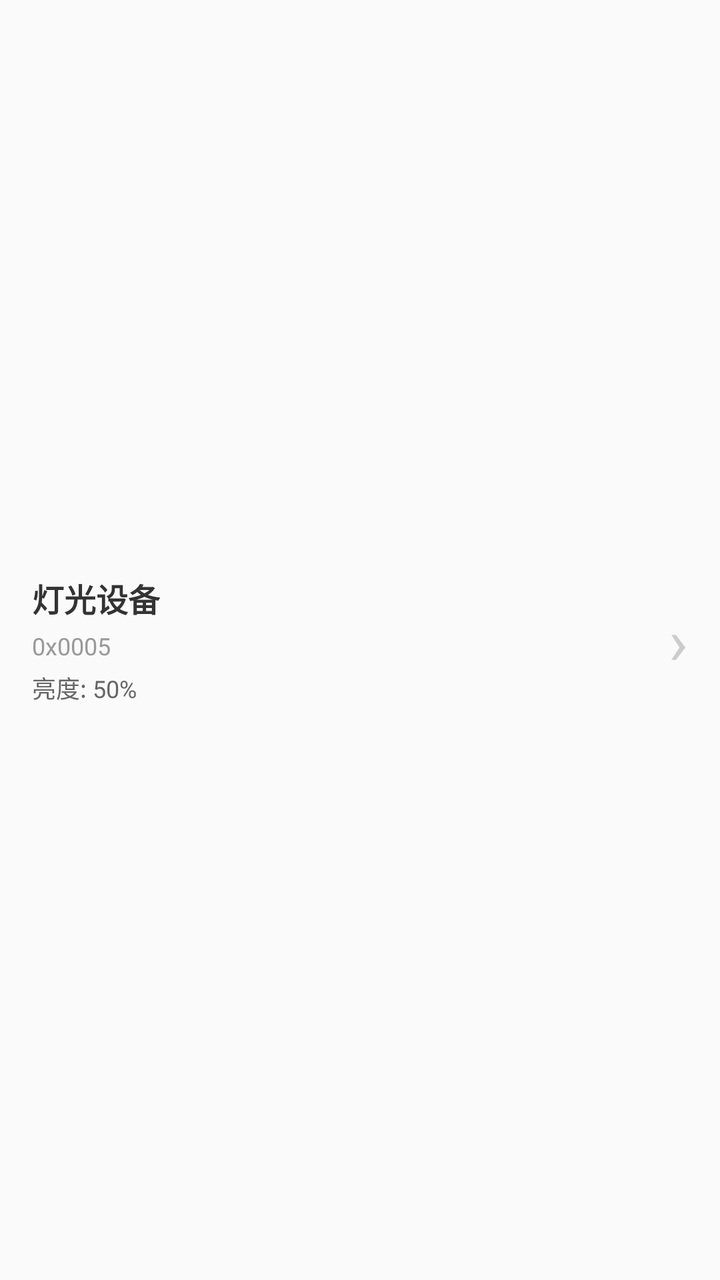
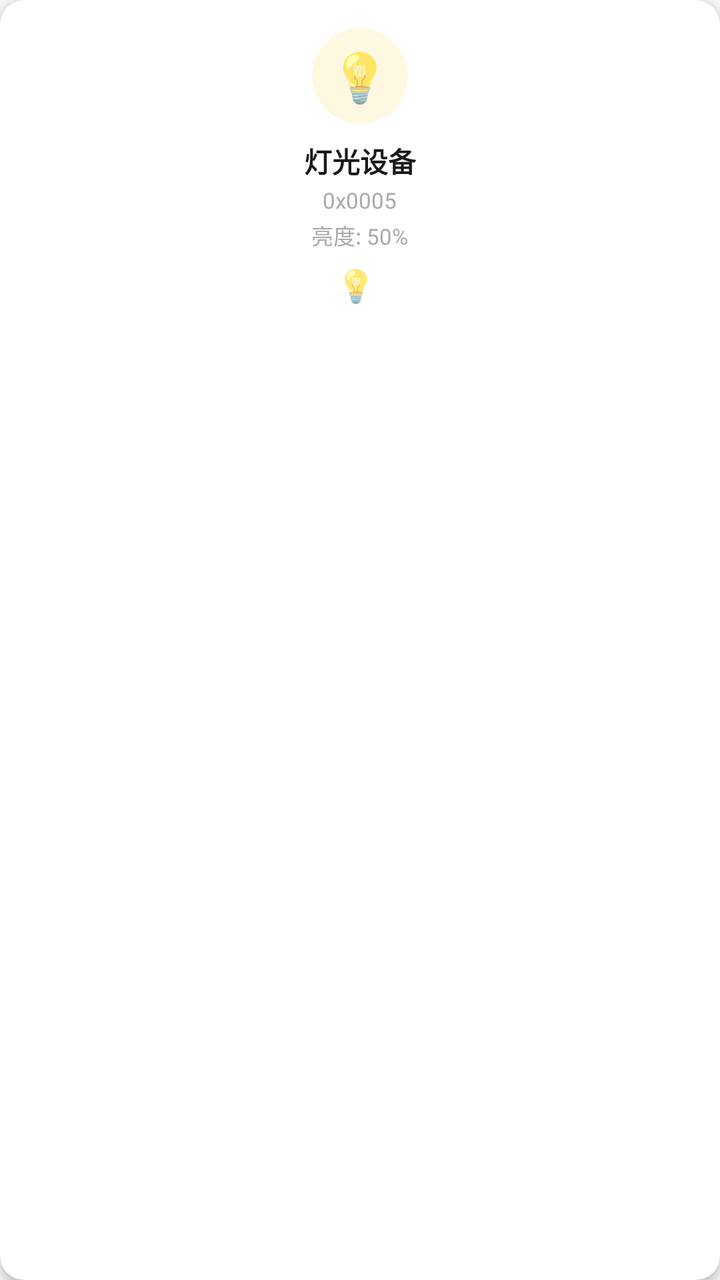

Screens rendered from an Android XML layout before and after an edit, with the pre-edit source and the edit as a unified diff.
<!-- AndroidManifest.xml: application theme Theme.BLE_Device_Mesh -->
<!-- res/layout/item_mesh_device.xml -->
<?xml version="1.0" encoding="utf-8"?>
<LinearLayout xmlns:android="http://schemas.android.com/apk/res/android"
    android:layout_width="match_parent"
    android:layout_height="wrap_content"
    android:orientation="horizontal"
    android:background="?android:attr/selectableItemBackground"
    android:layout_margin="4dp"
    android:padding="16dp"
    android:elevation="2dp"
    android:gravity="center_vertical">

    <LinearLayout
        android:layout_width="0dp"
        android:layout_height="wrap_content"
        android:layout_weight="1"
        android:orientation="vertical">

        <TextView
            android:id="@+id/tvDeviceName"
            android:layout_width="wrap_content"
            android:layout_height="wrap_content"
            android:text="灯光设备"
            android:textSize="16sp"
            android:textStyle="bold"
            android:textColor="#333333"/>

        <TextView
            android:id="@+id/tvDeviceAddress"
            android:layout_width="wrap_content"
            android:layout_height="wrap_content"
            android:layout_marginTop="4dp"
            android:text="0x0005"
            android:textSize="12sp"
            android:textColor="#999999"/>

        <TextView
            android:id="@+id/tvBrightness"
            android:layout_width="wrap_content"
            android:layout_height="wrap_content"
            android:layout_marginTop="4dp"
            android:text="亮度: 50%"
            android:textSize="12sp"
            android:textColor="#666666"/>

    </LinearLayout>

    <TextView
        android:id="@+id/tvTemperature"
        android:layout_width="wrap_content"
        android:layout_height="wrap_content"
        android:layout_marginEnd="8dp"
        android:text="25.5°C"
        android:textSize="16sp"
        android:textStyle="bold"
        android:textColor="#FF5722"
        android:visibility="gone"/>

    <TextView
        android:layout_width="wrap_content"
        android:layout_height="wrap_content"
        android:text="›"
        android:textSize="32sp"
        android:textColor="#CCCCCC"/>

</LinearLayout>
<!-- resources referenced by this layout -->
<resources>
  <style name="Theme.BLE_Device_Mesh" parent="android:Theme.Material.Light.NoActionBar" />
</resources>

<!-- the commit's change to res/layout/item_mesh_device.xml (unified diff, before → after) -->
@@ -1,65 +1,102 @@
 <?xml version="1.0" encoding="utf-8"?>
-<LinearLayout xmlns:android="http://schemas.android.com/apk/res/android"
+<androidx.cardview.widget.CardView xmlns:android="http://schemas.android.com/apk/res/android"
+    xmlns:app="http://schemas.android.com/apk/res-auto"
     android:layout_width="match_parent"
     android:layout_height="wrap_content"
-    android:orientation="horizontal"
-    android:background="?android:attr/selectableItemBackground"
-    android:layout_margin="4dp"
-    android:padding="16dp"
-    android:elevation="2dp"
-    android:gravity="center_vertical">
+    android:layout_margin="8dp"
+    app:cardCornerRadius="12dp"
+    app:cardElevation="3dp"
+    app:cardBackgroundColor="#FFFFFF">
 
     <LinearLayout
-        android:layout_width="0dp"
+        android:layout_width="match_parent"
         android:layout_height="wrap_content"
-        android:layout_weight="1"
-        android:orientation="vertical">
+        android:orientation="vertical"
+        android:background="?android:attr/selectableItemBackground"
+        android:padding="14dp"
+        android:gravity="center_horizontal">
 
+        
+        <TextView
+            android:id="@+id/tvDeviceIcon"
+            android:layout_width="48dp"
+            android:layout_height="48dp"
+            android:gravity="center"
+            android:text="💡"
+            android:textSize="24sp"
+            android:background="@drawable/icon_circle_bg"/>
+
+        
         <TextView
             android:id="@+id/tvDeviceName"
             android:layout_width="wrap_content"
             android:layout_height="wrap_content"
+            android:layout_marginTop="8dp"
             android:text="灯光设备"
-            android:textSize="16sp"
+            android:textSize="14sp"
             android:textStyle="bold"
-            android:textColor="#333333"/>
+            android:textColor="#1A1A1A"
+            android:maxLines="1"
+            android:ellipsize="end"/>
 
+        
         <TextView
             android:id="@+id/tvDeviceAddress"
             android:layout_width="wrap_content"
             android:layout_height="wrap_content"
-            android:layout_marginTop="4dp"
+            android:layout_marginTop="2dp"
             android:text="0x0005"
-            android:textSize="12sp"
-            android:textColor="#999999"/>
+            android:textSize="11sp"
+            android:textColor="#AAAAAA"/>
 
+        
         <TextView
             android:id="@+id/tvBrightness"
             android:layout_width="wrap_content"
             android:layout_height="wrap_content"
+            android:layout_marginTop="2dp"
+            android:text="亮度: 50%"
+            android:textSize="11sp"
+            android:textColor="#AAAAAA"/>
+
+        
+        <TextView
+            android:id="@+id/tvTemperature"
+            android:layout_width="wrap_content"
+            android:layout_height="wrap_content"
             android:layout_marginTop="4dp"
-            android:text="亮度: 50%"
-            android:textSize="12sp"
-            android:textColor="#666666"/>
+            android:text="25.5°C"
+            android:textSize="13sp"
+            android:textStyle="bold"
+            android:textColor="#FF5722"
+            android:visibility="gone"/>
+
+        
+        <LinearLayout
+            android:layout_width="wrap_content"
+            android:layout_height="wrap_content"
+            android:orientation="horizontal"
+            android:layout_marginTop="6dp"
+            android:gravity="center">
+
+            <TextView
+                android:id="@+id/tvLightStatus"
+                android:layout_width="wrap_content"
+                android:layout_height="wrap_content"
+                android:text="💡"
+                android:textSize="16sp"
+                android:layout_marginEnd="4dp"/>
+
+            <TextView
+                android:id="@+id/tvScheduleStatus"
+                android:layout_width="wrap_content"
+                android:layout_height="wrap_content"
+                android:text="⏰"
+                android:textSize="14sp"
+                android:visibility="gone"/>
+
+        </LinearLayout>
 
     </LinearLayout>
 
-    <TextView
-        android:id="@+id/tvTemperature"
-        android:layout_width="wrap_content"
-        android:layout_height="wrap_content"
-        android:layout_marginEnd="8dp"
-        android:text="25.5°C"
-        android:textSize="16sp"
-        android:textStyle="bold"
-        android:textColor="#FF5722"
-        android:visibility="gone"/>
-
-    <TextView
-        android:layout_width="wrap_content"
-        android:layout_height="wrap_content"
-        android:text="›"
-        android:textSize="32sp"
-        android:textColor="#CCCCCC"/>
-
-</LinearLayout>
+</androidx.cardview.widget.CardView>
<!-- resource entries referenced after the edit -->
@@ -1,5 +1,11 @@
 <!-- resources referenced by this layout -->
 <resources>
+  <!-- drawable icon_circle_bg (drawable) -->
+  <?xml version="1.0" encoding="utf-8"?>
+  <shape xmlns:android="http://schemas.android.com/apk/res/android"
+      android:shape="oval">
+      <solid android:color="#FFF8E1"/>
+  </shape>
   <style name="Theme.BLE_Device_Mesh" parent="android:Theme.Material.Light.NoActionBar" />
 </resources>
 
